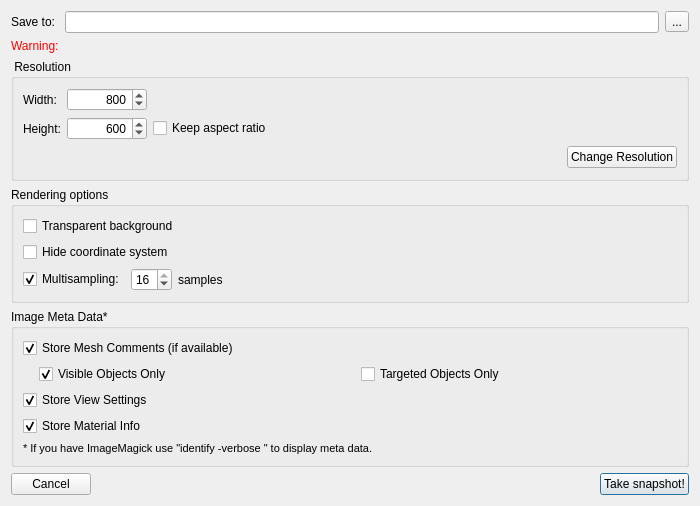
This is OpenFlipper/widgets/snapshotDialog/SnapshotDialog.ui in ShenRen/OpenFlipper as Qt 5 draws it before an edit. The edited form follows.
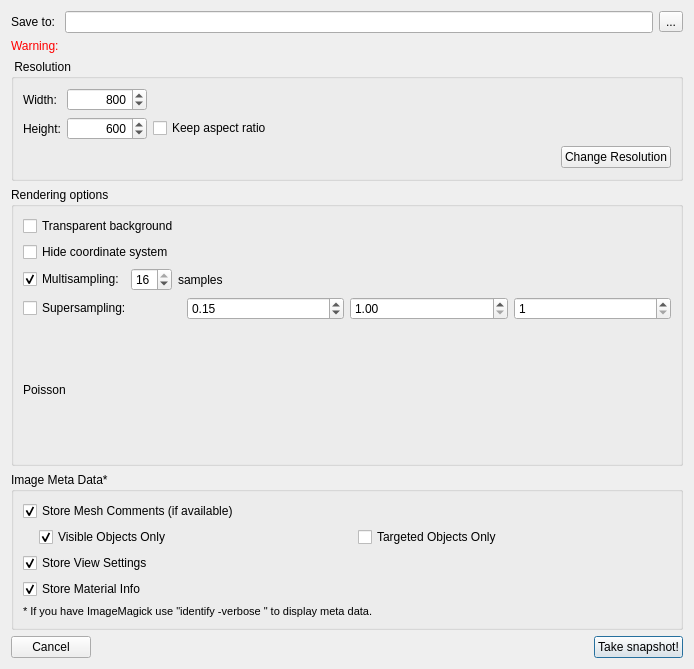
This is the edited form.

Commit message: add supersampling technique with fractional viewport offset

What changed in the file:
```diff
--- a/OpenFlipper/widgets/snapshotDialog/SnapshotDialog.ui
+++ b/OpenFlipper/widgets/snapshotDialog/SnapshotDialog.ui
@@ -5,6 +5,14 @@
   <property name="windowModality">
    <enum>Qt::ApplicationModal</enum>
   </property>
+  <property name="geometry">
+   <rect>
+    <x>0</x>
+    <y>0</y>
+    <width>694</width>
+    <height>627</height>
+   </rect>
+  </property>
   <property name="windowTitle">
    <string>Take Snapshot</string>
   </property>
@@ -263,6 +271,72 @@
         </item>
        </layout>
       </item>
+      <item>
+       <layout class="QHBoxLayout" name="horizontalLayout_5">
+        <item>
+         <widget class="QCheckBox" name="supersampling">
+          <property name="toolTip">
+           <string>Render the scene multiple times with subpixel offsets.</string>
+          </property>
+          <property name="text">
+           <string>Supersampling: </string>
+          </property>
+         </widget>
+        </item>
+        <item>
+         <widget class="QDoubleSpinBox" name="supersampling_dist">
+          <property name="toolTip">
+           <string>Minimum distance between subpixel samples. Sample positions are taken from the Poisson distribution.</string>
+          </property>
+          <property name="minimum">
+           <double>0.010000000000000</double>
+          </property>
+          <property name="maximum">
+           <double>1.000000000000000</double>
+          </property>
+          <property name="singleStep">
+           <double>0.050000000000000</double>
+          </property>
+          <property name="value">
+           <double>0.150000000000000</double>
+          </property>
+         </widget>
+        </item>
+        <item>
+         <widget class="QDoubleSpinBox" name="supersampling_area">
+          <property name="minimum">
+           <double>1.000000000000000</double>
+          </property>
+         </widget>
+        </item>
+        <item>
+         <widget class="QSpinBox" name="supersampling_res_incr">
+          <property name="minimum">
+           <number>1</number>
+          </property>
+         </widget>
+        </item>
+       </layout>
+      </item>
+      <item>
+       <widget class="QLabel" name="poisson_samples">
+        <property name="minimumSize">
+         <size>
+          <width>0</width>
+          <height>128</height>
+         </size>
+        </property>
+        <property name="maximumSize">
+         <size>
+          <width>128</width>
+          <height>16777215</height>
+         </size>
+        </property>
+        <property name="text">
+         <string>Poisson</string>
+        </property>
+       </widget>
+      </item>
      </layout>
     </widget>
    </item>
```
Left out of the diff: 11 changed lines with no effect on the pictures. The commit also changes 15 other files.
